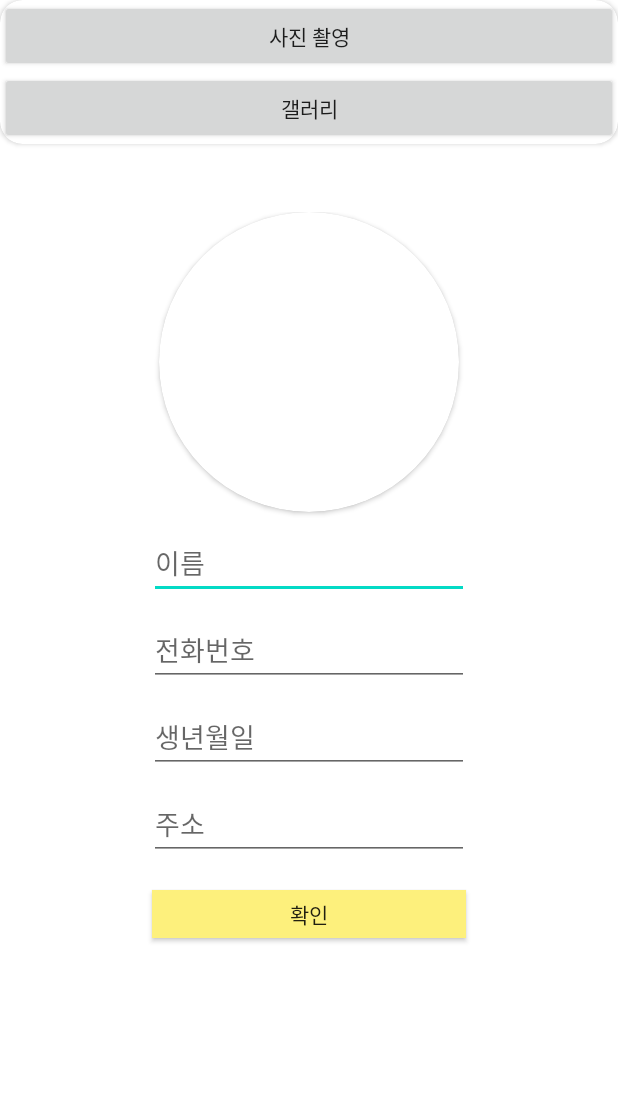
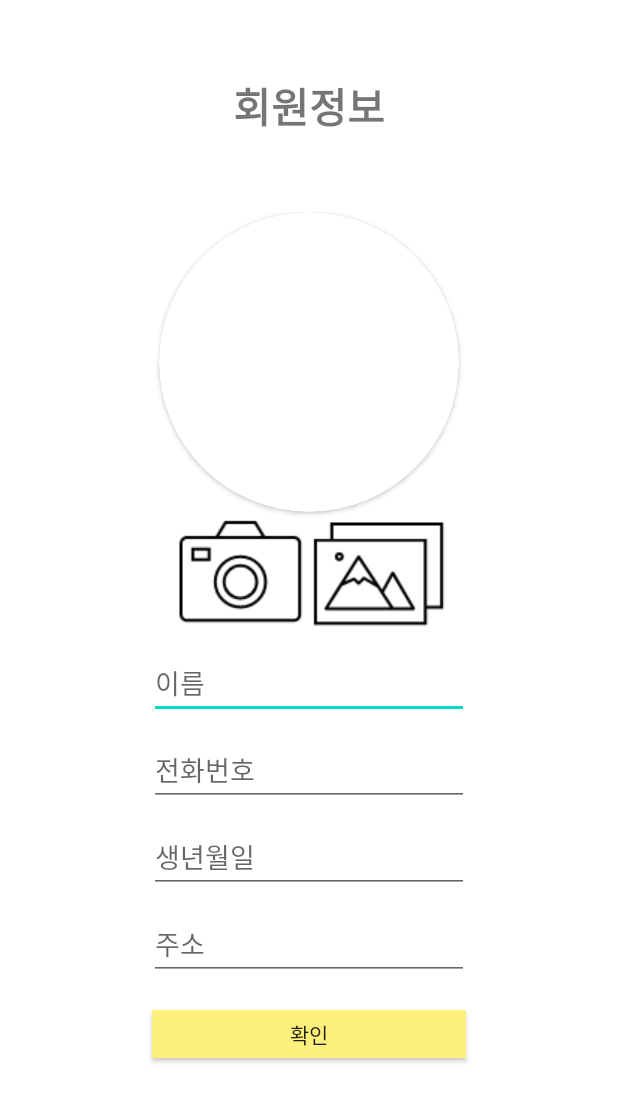
Before and after one commit to MinukLee1/Navi, an Android app: the UserInitActivity screen opened directly, with no data from a screen before it, on a phone screen of 412 x 824 dp. Shown: the top 1102 px of the screen. Run offline under Robolectric (Android 15) with nearby library versions, the phone set to English and light mode, and no system bars; our stand-ins replace Firebase (no records; nobody signed in at launch, a user with empty details on screens opened directly); 3 statements that could not run were skipped.

Commit message:
user init add image button

```diff
--- a/app/build.gradle
+++ b/app/build.gradle
@@ -54,6 +54,7 @@ dependencies {
     implementation 'com.kakao.sdk:usermgmt:1.27.0'
     implementation 'com.google.firebase:firebase-auth:21.0.0'
     implementation 'androidx.legacy:legacy-support-v4:1.0.0'
+    implementation 'androidx.cardview:cardview:1.0.0'
     testImplementation 'junit:junit:4.+'
     implementation fileTree(dir: 'libs', include: ['*.aar', '*.jar'], exclude: [])
     androidTestImplementation 'androidx.test.ext:junit:1.1.2'
--- a/app/src/main/res/layout/userinit_page.xml
+++ b/app/src/main/res/layout/userinit_page.xml
@@ -1,21 +1,15 @@
 <?xml version="1.0" encoding="utf-8"?>
-<RelativeLayout xmlns:android="http://schemas.android.com/apk/res/android"
-    xmlns:app="http://schemas.android.com/apk/res-auto"
-    xmlns:tools="http://schemas.android.com/tools"
-    android:layout_width="match_parent"
-    android:layout_height="match_parent"
-    android:gravity="center_horizontal"
-    android:orientation="vertical"
-    tools:context=".LoginActivity">
-
-    <LinearLayout
+<LinearLayout xmlns:android="http://schemas.android.com/apk/res/android"
+        xmlns:app="http://schemas.android.com/apk/res-auto"
+        xmlns:tools="http://schemas.android.com/tools"
         android:layout_width="match_parent"
         android:layout_height="match_parent"
-        android:orientation="vertical">
-
+        android:gravity="center_horizontal"
+        android:orientation="vertical"
+        tools:context=".LoginActivity">
         <TextView
             android:id="@+id/textView"
-            android:layout_width="match_parent"
+            android:layout_width="wrap_content"
             android:layout_height="wrap_content"
             android:layout_marginTop="50dp"
             android:layout_marginBottom="50dp"
@@ -42,7 +36,28 @@
                     android:layout_width="match_parent"
                     android:layout_height="match_parent"
                     tools:src="@tools:sample/avatars" />
+
             </androidx.cardview.widget.CardView>
+
+            <LinearLayout
+                android:layout_width="wrap_content"
+                android:layout_height="wrap_content"
+                android:orientation="horizontal">
+
+                <ImageButton
+                    android:id="@+id/picture"
+                    android:layout_width="94dp"
+                    android:layout_height="80dp"
+                    android:src="@drawable/camera"
+                    android:text="사진 촬영" />
+
+                <ImageButton
+                    android:id="@+id/gallery"
+                    android:layout_width="91dp"
+                    android:layout_height="match_parent"
+                    android:src="@drawable/gallery"
+                    android:text="갤러리" />
+            </LinearLayout>
 
             <EditText
                 android:id="@+id/IdEditText"
@@ -104,35 +119,3 @@
 
         </LinearLayout>
     </LinearLayout>
-
-    <androidx.cardview.widget.CardView
-        android:id="@+id/btnsCardView"
-        android:layout_width="match_parent"
-        android:layout_height="wrap_content"
-        android:padding="5dp"
-        android:visibility="visible"
-        app:cardCornerRadius="15dp">
-
-        <LinearLayout
-            android:layout_width="match_parent"
-            android:layout_height="match_parent"
-            android:orientation="vertical">
-
-            <Button
-                android:id="@+id/picture"
-                android:layout_width="match_parent"
-                android:layout_height="wrap_content"
-                android:text="사진 촬영" />
-
-            <Button
-                android:id="@+id/gallery"
-                android:layout_width="match_parent"
-                android:layout_height="wrap_content"
-                android:text="갤러리" />
-
-        </LinearLayout>
-
-    </androidx.cardview.widget.CardView>
-
-
-</RelativeLayout>
```
Also changed, not shown: app/src/main/res/drawable-v24/camera.png (added), app/src/main/res/drawable-v24/gallery.png (added).
